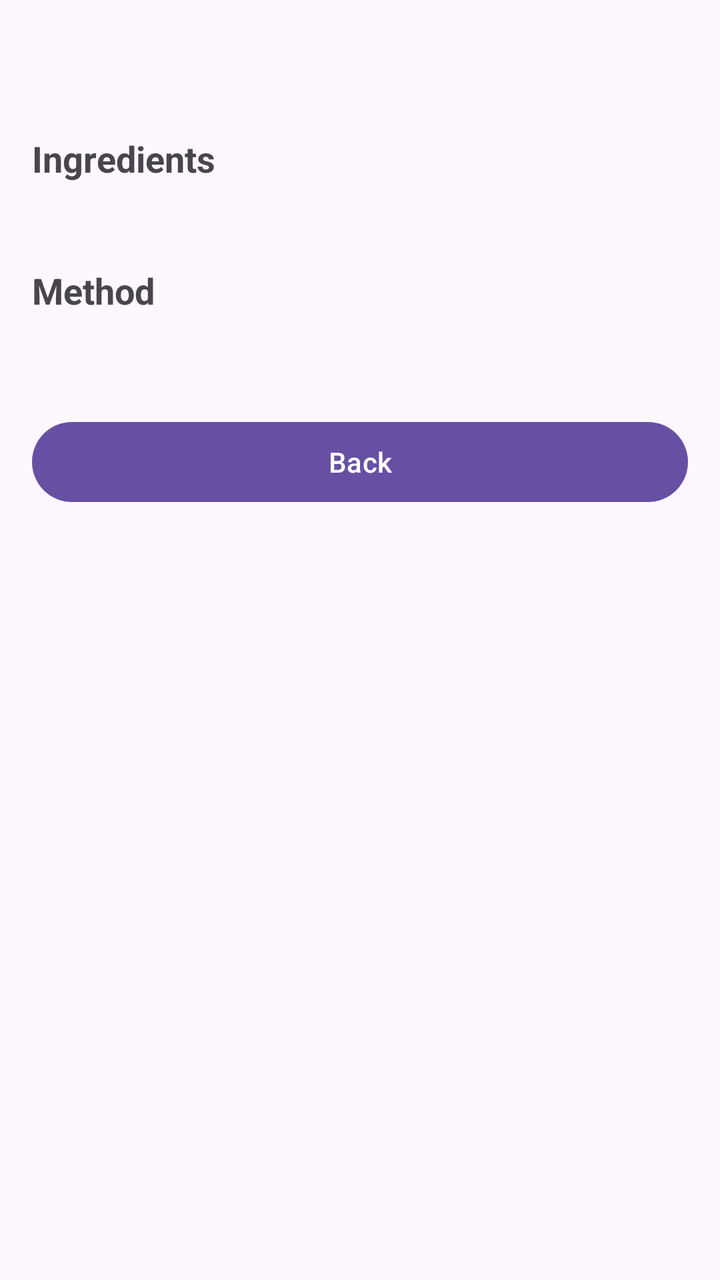
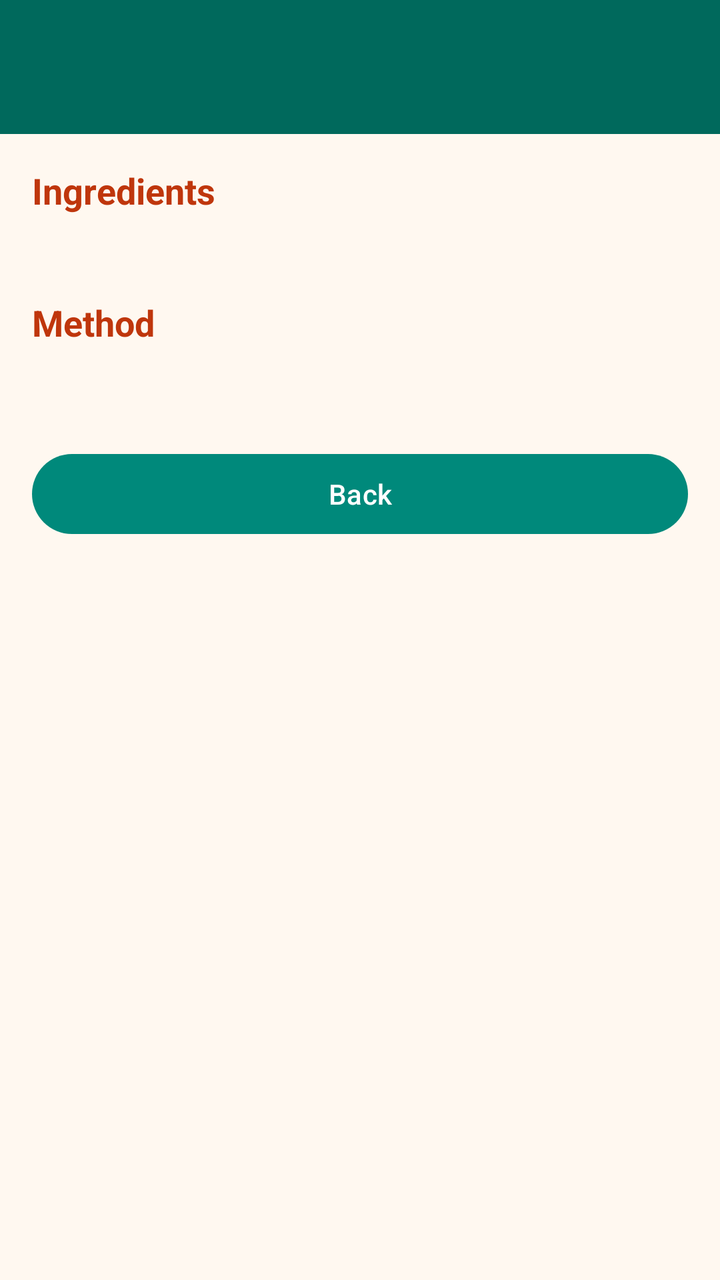

Two renders of the same Android screen: before a commit and after it. Below are the layout's source before the change and the commit's diff.
<!-- AndroidManifest.xml: application theme Theme.SmartPantryManager -->
<!-- res/layout/activity_recipe_detail.xml -->
<?xml version="1.0" encoding="utf-8"?>
<ScrollView xmlns:android="http://schemas.android.com/apk/res/android"
    android:layout_width="match_parent"
    android:layout_height="match_parent"
    android:fitsSystemWindows="true">

    <LinearLayout
        android:layout_width="match_parent"
        android:layout_height="wrap_content"
        android:orientation="vertical"
        android:padding="16dp">

        <TextView
            android:id="@+id/tvDetailName"
            android:layout_width="match_parent"
            android:layout_height="wrap_content"
            android:textSize="26sp"
            android:textStyle="bold" />

        <TextView
            android:layout_width="wrap_content"
            android:layout_height="wrap_content"
            android:layout_marginTop="16dp"
            android:text="Ingredients"
            android:textSize="18sp"
            android:textStyle="bold" />

        <TextView
            android:id="@+id/tvDetailIngredients"
            android:layout_width="match_parent"
            android:layout_height="wrap_content"
            android:layout_marginTop="4dp"
            android:lineSpacingExtra="4dp"
            android:textSize="16sp" />

        <TextView
            android:layout_width="wrap_content"
            android:layout_height="wrap_content"
            android:layout_marginTop="16dp"
            android:text="Method"
            android:textSize="18sp"
            android:textStyle="bold" />

        <TextView
            android:id="@+id/tvDetailSteps"
            android:layout_width="match_parent"
            android:layout_height="wrap_content"
            android:layout_marginTop="4dp"
            android:lineSpacingExtra="4dp"
            android:textSize="16sp" />

        <Button
            android:id="@+id/btnBack"
            android:layout_width="match_parent"
            android:layout_height="wrap_content"
            android:layout_marginTop="24dp"
            android:text="Back" />
    </LinearLayout>
</ScrollView>
<!-- resources referenced by this layout -->
<resources>
  <style name="Theme.SmartPantryManager" parent="Base.Theme.SmartPantryManager" />
  <style name="Base.Theme.SmartPantryManager" parent="Theme.Material3.DayNight.NoActionBar">
          
          
      </style>
</resources>

<!-- the commit's change to res/layout/activity_recipe_detail.xml (unified diff, before → after) -->
@@ -7,53 +7,63 @@
     <LinearLayout
         android:layout_width="match_parent"
         android:layout_height="wrap_content"
-        android:orientation="vertical"
-        android:padding="16dp">
+        android:orientation="vertical">
 
         <TextView
             android:id="@+id/tvDetailName"
             android:layout_width="match_parent"
             android:layout_height="wrap_content"
+            android:background="@color/teal_dark"
+            android:padding="16dp"
+            android:textColor="@android:color/white"
             android:textSize="26sp"
             android:textStyle="bold" />
 
-        <TextView
-            android:layout_width="wrap_content"
-            android:layout_height="wrap_content"
-            android:layout_marginTop="16dp"
-            android:text="Ingredients"
-            android:textSize="18sp"
-            android:textStyle="bold" />
-
-        <TextView
-            android:id="@+id/tvDetailIngredients"
+        <LinearLayout
             android:layout_width="match_parent"
             android:layout_height="wrap_content"
-            android:layout_marginTop="4dp"
-            android:lineSpacingExtra="4dp"
-            android:textSize="16sp" />
+            android:orientation="vertical"
+            android:padding="16dp">
 
-        <TextView
-            android:layout_width="wrap_content"
-            android:layout_height="wrap_content"
-            android:layout_marginTop="16dp"
-            android:text="Method"
-            android:textSize="18sp"
-            android:textStyle="bold" />
+            <TextView
+                android:layout_width="wrap_content"
+                android:layout_height="wrap_content"
+                android:text="Ingredients"
+                android:textColor="@color/coral_dark"
+                android:textSize="18sp"
+                android:textStyle="bold" />
 
-        <TextView
-            android:id="@+id/tvDetailSteps"
-            android:layout_width="match_parent"
-            android:layout_height="wrap_content"
-            android:layout_marginTop="4dp"
-            android:lineSpacingExtra="4dp"
-            android:textSize="16sp" />
+            <TextView
+                android:id="@+id/tvDetailIngredients"
+                android:layout_width="match_parent"
+                android:layout_height="wrap_content"
+                android:layout_marginTop="4dp"
+                android:lineSpacingExtra="4dp"
+                android:textSize="16sp" />
 
-        <Button
-            android:id="@+id/btnBack"
-            android:layout_width="match_parent"
-            android:layout_height="wrap_content"
-            android:layout_marginTop="24dp"
-            android:text="Back" />
+            <TextView
+                android:layout_width="wrap_content"
+                android:layout_height="wrap_content"
+                android:layout_marginTop="16dp"
+                android:text="Method"
+                android:textColor="@color/coral_dark"
+                android:textSize="18sp"
+                android:textStyle="bold" />
+
+            <TextView
+                android:id="@+id/tvDetailSteps"
+                android:layout_width="match_parent"
+                android:layout_height="wrap_content"
+                android:layout_marginTop="4dp"
+                android:lineSpacingExtra="4dp"
+                android:textSize="16sp" />
+
+            <Button
+                android:id="@+id/btnBack"
+                android:layout_width="match_parent"
+                android:layout_height="wrap_content"
+                android:layout_marginTop="24dp"
+                android:text="Back" />
+        </LinearLayout>
     </LinearLayout>
 </ScrollView>
<!-- resource entries referenced after the edit -->
@@ -1,9 +1,25 @@
 <!-- resources referenced by this layout -->
 <resources>
+  <color name="coral_dark">#BF360C</color>
+  <color name="teal_dark">#00695C</color>
   <style name="Theme.SmartPantryManager" parent="Base.Theme.SmartPantryManager" />
-  <style name="Base.Theme.SmartPantryManager" parent="Theme.Material3.DayNight.NoActionBar">
-          
-          
+  <style name="Base.Theme.SmartPantryManager" parent="Theme.Material3.Light.NoActionBar">
+          <item name="colorPrimary">@color/teal</item>
+          <item name="colorOnPrimary">@android:color/white</item>
+          <item name="colorPrimaryContainer">@color/coral_light</item>
+          <item name="colorOnPrimaryContainer">@color/coral_dark</item>
+          <item name="colorSecondary">@color/coral</item>
+          <item name="colorOnSecondary">@android:color/white</item>
+          <item name="colorSecondaryContainer">@color/teal_light</item>
+          <item name="colorOnSecondaryContainer">@color/teal_dark</item>
+          <item name="android:colorBackground">@color/cream</item>
+          <item name="android:statusBarColor">@color/teal_dark</item>
+          <item name="android:windowLightStatusBar" tools:targetApi="m">false</item>
       </style>
+  <color name="teal">#00897B</color>
+  <color name="coral_light">#FFCCBC</color>
+  <color name="coral">#FF7043</color>
+  <color name="teal_light">#B2DFDB</color>
+  <color name="cream">#FFF8F0</color>
 </resources>
 
